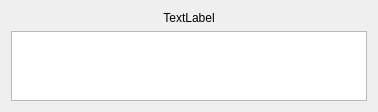
Qt form src/sas/qtgui/Utilities/UI/DocRegenInProgress.ui (SasView/sasview) before a commit.
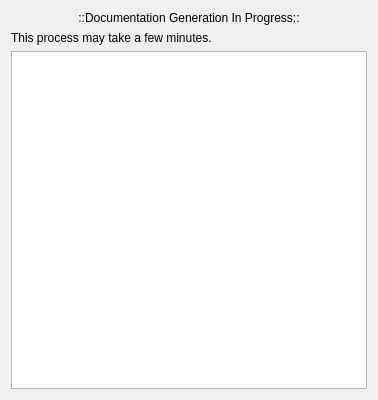
The same form after that commit.

Commit message: Tweaks to regeneration progess window

What changed in the file:
```diff
--- a/src/sas/qtgui/Utilities/UI/DocRegenInProgress.ui
+++ b/src/sas/qtgui/Utilities/UI/DocRegenInProgress.ui
@@ -7,7 +7,7 @@
     <x>0</x>
     <y>0</y>
     <width>378</width>
-    <height>100</height>
+    <height>400</height>
    </rect>
   </property>
   <property name="windowTitle">
@@ -17,7 +17,7 @@
    <item row="0" column="0">
     <widget class="QLabel" name="label">
      <property name="text">
-      <string>TextLabel</string>
+      <string>::Documentation Generation In Progress::</string>
      </property>
      <property name="alignment">
       <set>Qt::AlignCenter</set>
@@ -25,6 +25,13 @@
     </widget>
    </item>
    <item row="1" column="0">
+    <widget class="QLabel" name="label1">
+     <property name="text">
+      <string>This process may take a few minutes.</string>
+     </property>
+    </widget>
+   </item>
+   <item row="2" column="0">
     <widget class="QTextBrowser" name="textBrowser"/>
    </item>
   </layout>
```
Left out of the diff: 2 changed lines with no effect on the pictures. The commit also changes 1 other file.
